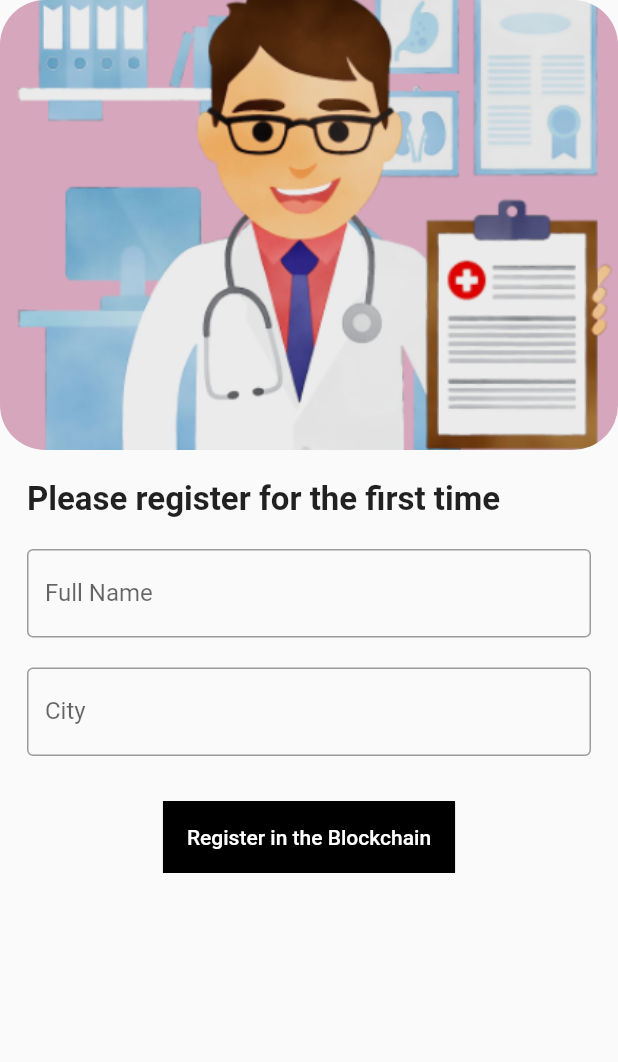
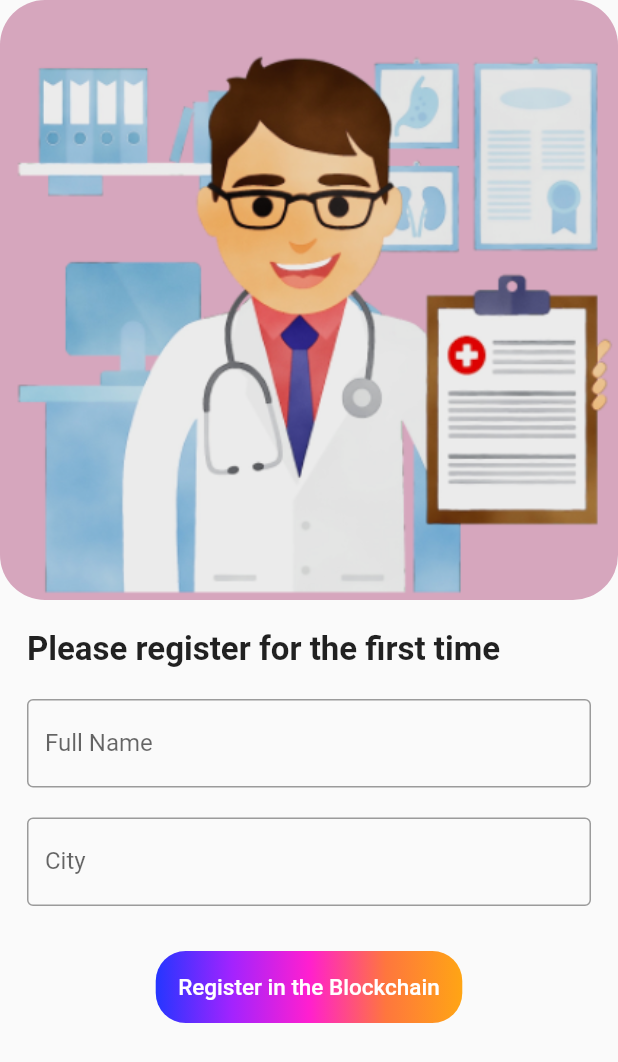
Before and after one commit to itsencrypted/dplasma, a Flutter app: the HematologistSignUpScreen screen opened by its route, on a phone screen of 412 x 824 dp. Shown: the top 1062 px of the screen. Run offline on Flutter 3.47's test engine with Material 2 defaults, Android fonts, the phone set to English and light mode, and no system bars; our stand-ins replace animated_text_kit, dio, font_awesome_flutter, geolocator, google_fonts, google_maps_flutter and 3 more; missing offline and left inert: geolocation, web3dart; accounts and stored records are empty.

Commit message:
refactoring registration_hematologist_screen

```diff
--- a/lib/components/dharma_button.dart
+++ b/lib/components/dharma_button.dart
@@ -17,8 +17,9 @@ class DharmaButton extends StatelessWidget {
             borderRadius: BorderRadius.circular(20),
             gradient: LinearGradient(
               colors: <Color>[
-                Colors.red,
-                Colors.redAccent,
+                kDharma1,
+                kDharma2,
+                kDharma3,
                 kDharma4,
                 kDharma5,
               ],
@@ -27,7 +28,8 @@ class DharmaButton extends StatelessWidget {
           padding: EdgeInsets.all(15.0),
           child: Text(
             titleOfButton,
-            style: TextStyle(fontSize: 15.0, fontFamily: '',),
+            style: TextStyle(fontSize: 15.0, fontFamily: '', color: Colors
+                .white, ),
           ),
         ));
   }
--- a/lib/constants.dart
+++ b/lib/constants.dart
@@ -36,9 +36,10 @@ const pvteKeyBloodBank = 'E034F34DBE61F4B61F28B3956BD766D22F447960AAFB8D71139'
 
 const Rinkeby = 4;
 //Infura Node Juliana @ Rinkeby
-const apiUrl = "https://rinkeby.infura.io/v3/1fc5af390b99412f864b52fd4ca975ea";
+//const apiUrl = "https://rinkeby.infura.io/v3/1fc5af390b99412f864b52fd4ca975ea";
 //Infura Node Bruno @ Rinkeby
-//      "https://rinkeby.infura.io/v3/6c35b5b0fa1b4010be4f0db6e60002cb",
+const apiUrl =     "https://rinkeby.infura"
+".io/v3/6c35b5b0fa1b4010be4f0db6e60002cb";
 
 const String dPlasmaContractAddress = "0xD1CC1D57695E394cC48c8Dba4891160E66bAcB85";
 //  static String contractAddress = "0xD1CC1D57695E394cC48c8Dba4891160E66bAcB85";
--- a/lib/screens/registration_hematologist_screen.dart
+++ b/lib/screens/registration_hematologist_screen.dart
@@ -1,10 +1,13 @@
 import 'dart:collection';
+import 'package:dplasma/components/dharma_button.dart';
+import 'package:dplasma/components/signature_animation.dart';
 import 'package:dplasma/constants.dart';
-import 'package:animated_text_kit/animated_text_kit.dart';
 import 'package:dplasma/utils/ethereum_utils.dart';
 import 'package:flutter/material.dart';
+import 'package:shared_preferences/shared_preferences.dart';
+import 'package:animated_text_kit/animated_text_kit.dart';
 import 'package:google_fonts/google_fonts.dart';
-import 'package:shared_preferences/shared_preferences.dart';
+
 
 class HematologistSignUpScreen extends StatefulWidget {
   static const String id = 'hematologistReg_screen';
@@ -14,14 +17,15 @@ class HematologistSignUpScreen extends StatefulWidget {
       _HematologistSignUpScreenState();
 }
 
-//TODO: Me ensinar o que eh essa signature de string vazia na linha 146
+//TODO: Me ensinar o que eh essa signature de string vazia na linha 146 >>
+// isso vai virar o component signature_animation
 
 //TODO: Chamar tudo do Constants e do EthereumUtils
 
 class _HematologistSignUpScreenState extends State<HematologistSignUpScreen> {
   TextEditingController nameController = TextEditingController();
   TextEditingController cityController = TextEditingController();
-  String signature = "";
+  String signatureHematologist = "";
   bool buttonEnabled = false;
   bool isLoading = false;
   SharedPreferences prefs;
@@ -40,7 +44,7 @@ class _HematologistSignUpScreenState extends State<HematologistSignUpScreen> {
 
   void signUp() async {
     setState(() {
-      signature = nameController.text;
+      signatureHematologist = nameController.text;
       isLoading = true;
     });
 
@@ -74,12 +78,12 @@ class _HematologistSignUpScreenState extends State<HematologistSignUpScreen> {
   @override
   Widget build(BuildContext context) {
     return Scaffold(
-      body: SafeArea(
+      body: SingleChildScrollView(
         child: Column(
           children: <Widget>[
             Container(
               width: double.maxFinite,
-              height: 300,
+              height: 400,
               decoration: BoxDecoration(
                   borderRadius: BorderRadius.circular(30),
                   image: DecorationImage(
@@ -136,26 +140,29 @@ class _HematologistSignUpScreenState extends State<HematologistSignUpScreen> {
                       SizedBox(
                         height: 30,
                       ),
-                      Container(
-                        color: Colors.black,
-                        child: MaterialButton(
+//                Padding(
+//                    padding: const EdgeInsets.only(left: 18.0, right: 18),
+//                    child: MaterialButton(
+//                      onPressed: buttonEnabled ? signUp : null,
+//                      child: Text('Generate Signature'),
+//                      minWidth: double.maxFinite,
+//                      color: Color(0xFF95E08E),
+//                    )),
+
+                DharmaButton(
                   onPressed: buttonEnabled ? signUp : null,
-                          child: Text('Register in the Blockchain', style:
-                          TextStyle(color: Colors.white),),
-                        ),
+                  titleOfButton: 'Register in the Blockchain',
                 ),
               ],
             ),
             SizedBox(
               // width: 250.0,
-              child: (signature != "")
+              child: (signatureHematologist != "")
                   ? TyperAnimatedTextKit(
                   onTap: () {
                     print("Tap Event");
                   },
-                      text: [
-                        signature,
-                      ],
+                  text: [signatureHematologist,],
                   textStyle: GoogleFonts.homemadeApple(
                     textStyle: TextStyle(
                       fontSize: 30.0,
--- a/lib/utils/ethereum_utils.dart
+++ b/lib/utils/ethereum_utils.dart
@@ -10,7 +10,7 @@ import 'package:hex/hex.dart';
 import 'package:dplasma/constants.dart';
 
 // TODO:
-// constants.dart -> Lembrar de colocar (esta na juliana-dev branch)
+// constants.dart -> Lembrar de colocar (esta na juliana-dev branch) >>> FEITO!
 
 class EthereumUtils {
   static String abiPath = "assets/abi.json";
```
Also changed, not shown: lib/components/signature_animation.dart (added, +83 -0 lines). Lines whose indentation alone changed are shown as unchanged.
